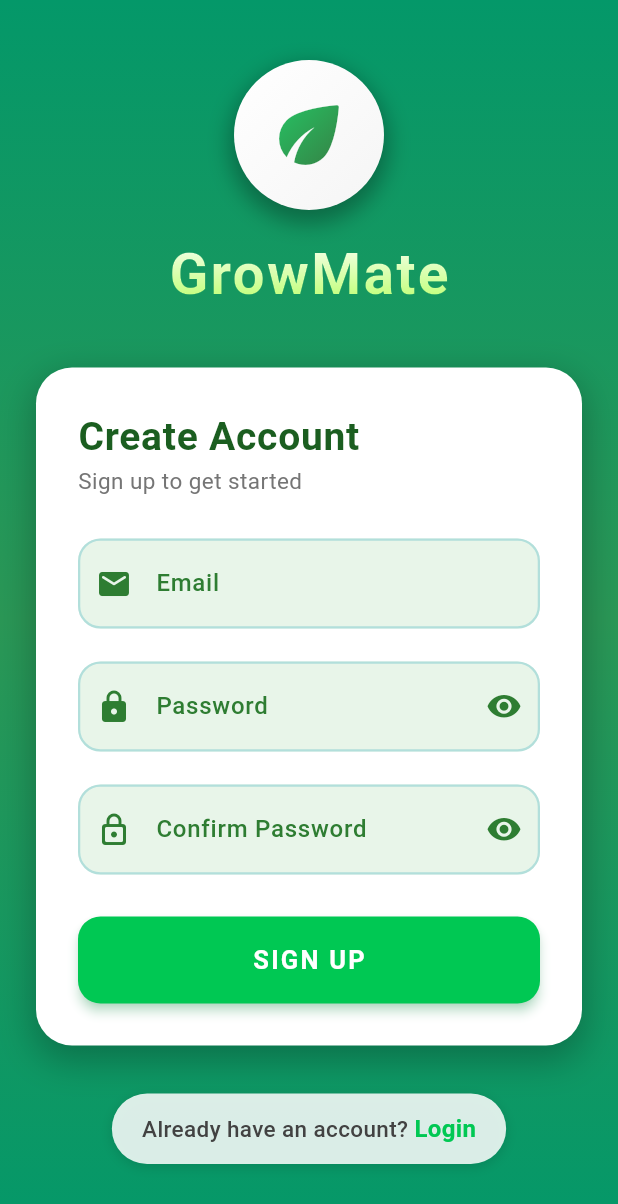
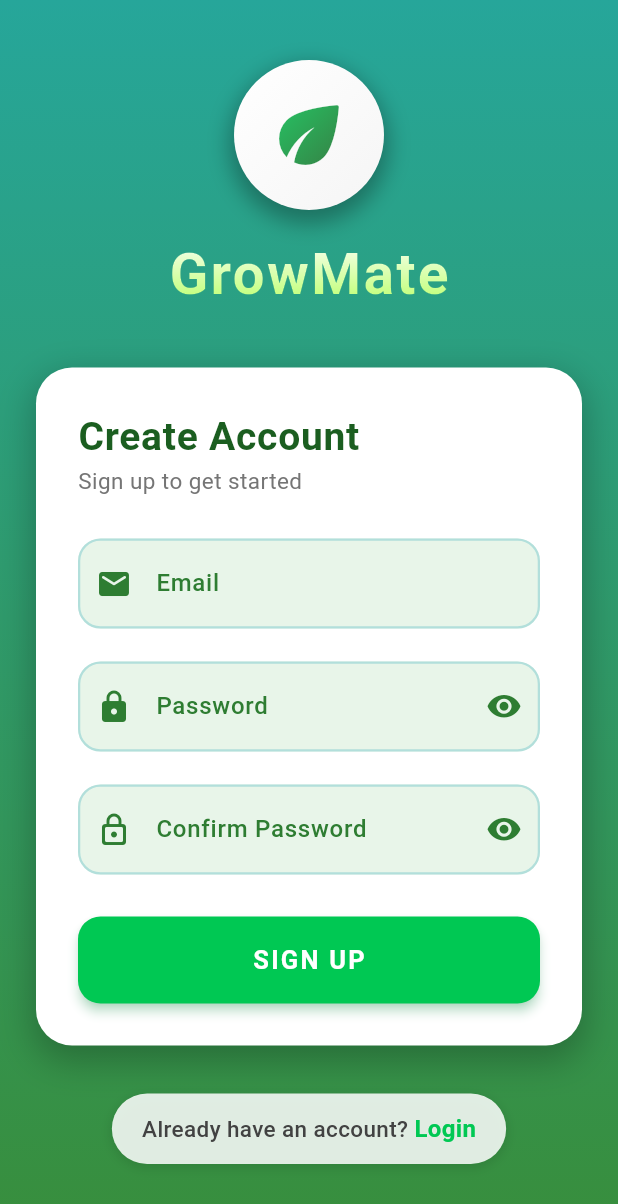
Before and after one commit to Senadheera-eng/Growmate, a Flutter app: the screen it shows after launch, scrolled down 77 dp, after a tap on "Sign Up", on a phone screen of 412 x 824 dp. Shown: the top 1204 px of the screen. Run offline on Flutter 3.47's test engine with Material 3 defaults, Android fonts, the phone set to English and light mode, and no system bars; our stand-ins replace cloud_firestore, firebase_auth, firebase_core, firebase_storage, geocoding, geolocator and 3 more; accounts and stored records are empty.

Commit message:
login and signup page changing

```diff
--- a/lib/login_page.dart
+++ b/lib/login_page.dart
@@ -117,11 +117,7 @@ class _LoginPageState extends State<LoginPage> {
           gradient: LinearGradient(
             begin: Alignment.topCenter,
             end: Alignment.bottomCenter,
-            colors: [
-              const Color(0xff049869), // Dark green
-              const Color.fromARGB(255, 42, 151, 86), // Medium green
-              const Color(0xff049869), // Light green
-            ],
+            colors: [Colors.teal.shade400, Colors.green.shade700],
           ),
         ),
         child: SafeArea(
--- a/lib/signup_page.dart
+++ b/lib/signup_page.dart
@@ -90,11 +90,7 @@ class _SignupPageState extends State<SignupPage> {
           gradient: LinearGradient(
             begin: Alignment.topCenter,
             end: Alignment.bottomCenter,
-            colors: [
-              const Color(0xff049869), // Dark green
-              const Color.fromARGB(255, 42, 151, 86), // Medium green
-              const Color(0xff049869), // Light green
-            ],
+            colors: [Colors.teal.shade400, Colors.green.shade700],
           ),
         ),
         child: SafeArea(
```
